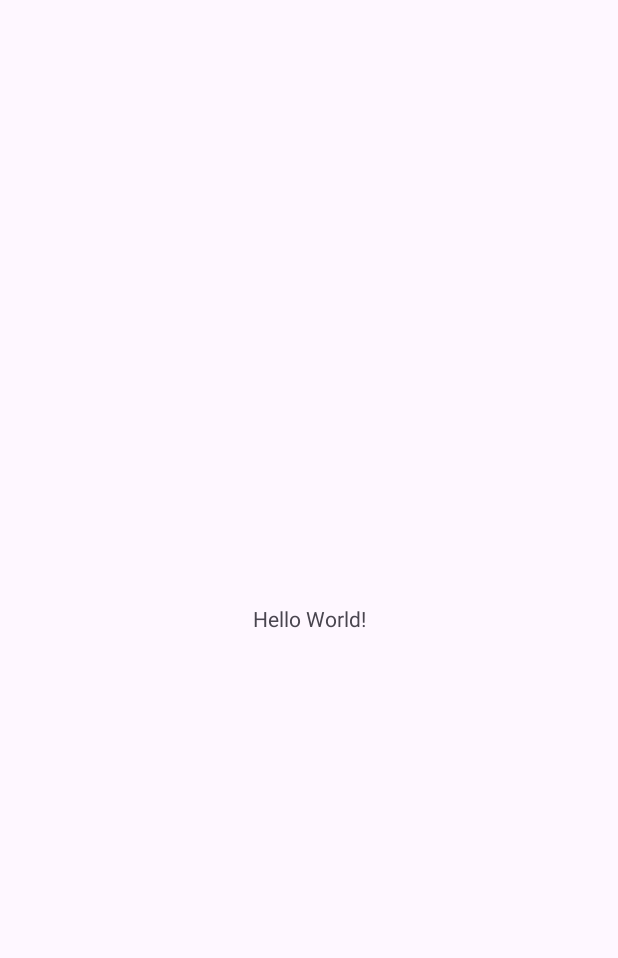
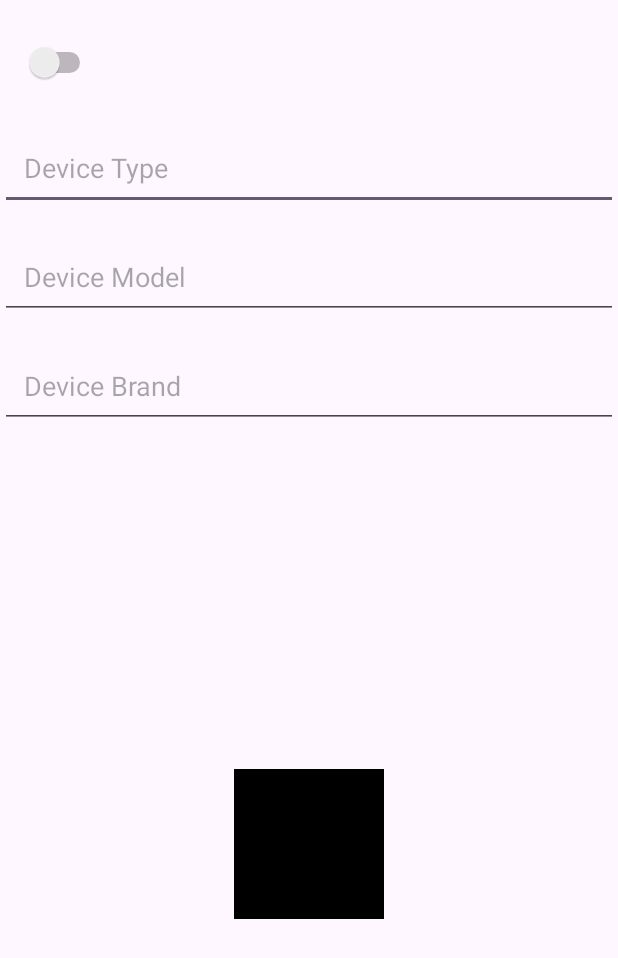
Before and after one commit to UAdant/INT20HSG2, an Android app: the screen it shows after launch (MainActivity), on a phone screen of 412 x 824 dp. Before the commit the part shown is almost empty. Shown: the top 958 px of the screen. Run offline under Robolectric (Android 15) with nearby library versions, the light colour scheme and no system bars.

Commit message:
create main_activity and DeviceIsNotFound.xml

```diff
--- a/app/build.gradle.kts
+++ b/app/build.gradle.kts
@@ -1,5 +1,6 @@
 plugins {
     id("com.android.application")
+    id("com.google.gms.google-services")
 }
 
 android {
@@ -33,6 +34,7 @@ dependencies {
     implementation("androidx.appcompat:appcompat:1.6.1")
     implementation("com.google.android.material:material:1.11.0")
     implementation("androidx.constraintlayout:constraintlayout:2.1.4")
+    implementation("com.google.firebase:firebase-firestore:24.10.3")
     testImplementation("junit:junit:4.13.2")
     androidTestImplementation("androidx.test.ext:junit:1.1.5")
     androidTestImplementation("androidx.test.espresso:espresso-core:3.5.1")
--- a/app/src/main/AndroidManifest.xml
+++ b/app/src/main/AndroidManifest.xml
@@ -13,6 +13,9 @@
         android:theme="@style/Theme.INT20HSG2"
         tools:targetApi="31">
         <activity
+            android:name=".DeviceIsNotFound"
+            android:exported="false" />
+        <activity
             android:name=".MainActivity"
             android:exported="true">
             <intent-filter>
--- a/app/src/main/java/com/example/int20hsg2/MainActivity.java
+++ b/app/src/main/java/com/example/int20hsg2/MainActivity.java
@@ -1,14 +1,30 @@
 package com.example.int20hsg2;
+import androidx.appcompat.app.AppCompatActivity;
+import android.content.Intent;
+import android.os.Bundle;
+import android.view.View;
+import android.widget.ImageButton;
 
-import androidx.appcompat.app.AppCompatActivity;
-
-import android.os.Bundle;
-
+import com.example.int20hsg2.R;
+//asd
 public class MainActivity extends AppCompatActivity {
 
     @Override
     protected void onCreate(Bundle savedInstanceState) {
         super.onCreate(savedInstanceState);
         setContentView(R.layout.activity_main);
+
+        // Знаходимо кнопку searchButton за її ідентифікатором
+        ImageButton searchButton = findViewById(R.id.searchButton);
+
+        // Додаємо обробник натискання для кнопки searchButton
+        searchButton.setOnClickListener(new View.OnClickListener() {
+            @Override
+            public void onClick(View v) {
+                // Відкриваємо нову активність DeviceNotFoundActivity
+                Intent intent = new Intent(MainActivity.this, DeviceIsNotFound.class);
+                startActivity(intent);
+            }
+        });
     }
 }
--- a/app/src/main/res/layout/activity_main.xml
+++ b/app/src/main/res/layout/activity_main.xml
@@ -6,13 +6,77 @@
     android:layout_height="match_parent"
     tools:context=".MainActivity">
 
-    <TextView
+    <EditText
+        android:id="@+id/device_type"
+        android:layout_width="0dp"
+        android:layout_height="wrap_content"
+        android:hint="Device Type"
+        android:padding="16dp"
+        app:layout_constraintStart_toStartOf="parent"
+        app:layout_constraintEnd_toEndOf="parent"
+        app:layout_constraintTop_toBottomOf="@id/darkmode_switch"
+        android:layout_marginTop="16dp"/>
+
+    <EditText
+        android:id="@+id/device_model"
+        android:layout_width="0dp"
+        android:layout_height="wrap_content"
+        android:hint="Device Model"
+        android:padding="16dp"
+        app:layout_constraintStart_toStartOf="parent"
+        app:layout_constraintEnd_toEndOf="parent"
+        app:layout_constraintTop_toBottomOf="@id/device_type"
+        android:layout_marginTop="16dp"/>
+
+    <EditText
+        android:id="@+id/device_brand"
+        android:layout_width="0dp"
+        android:layout_height="wrap_content"
+        android:hint="Device Brand"
+        android:padding="16dp"
+        app:layout_constraintStart_toStartOf="parent"
+        app:layout_constraintEnd_toEndOf="parent"
+        app:layout_constraintTop_toBottomOf="@id/device_model"
+        android:layout_marginTop="16dp"/>
+
+    <ImageButton
+        android:id="@+id/backButton"
+        android:layout_width="94dp"
+        android:layout_height="54dp"
+        android:layout_marginTop="16dp"
+        android:layout_marginEnd="20dp"
+        android:background="?android:selectableItemBackground"
+        android:contentDescription="Back"
+        android:padding="16dp"
+        app:layout_constraintEnd_toEndOf="parent"
+        app:layout_constraintTop_toTopOf="parent" />
+
+    <ImageButton
+        android:id="@+id/searchButton"
+        android:layout_width="100dp"
+        android:layout_height="100dp"
+        android:contentDescription="Search"
+        android:background="@color/black"
+        app:layout_constraintBottom_toBottomOf="parent"
+        app:layout_constraintTop_toBottomOf="@id/device_brand"
+        app:layout_constraintHorizontal_bias="0.5"
+        app:layout_constraintStart_toStartOf="parent"
+        app:layout_constraintEnd_toEndOf="parent"
+        android:layout_marginTop="16dp"/>
+
+
+
+    <Switch
+        android:id="@+id/darkmode_switch"
         android:layout_width="wrap_content"
         android:layout_height="wrap_content"
-        android:text="Hello World!"
-        app:layout_constraintBottom_toBottomOf="parent"
-        app:layout_constraintEnd_toEndOf="parent"
+        android:textOff="White Mode"
+        android:textOn="Dark Mode"
+        android:padding="16dp"
         app:layout_constraintStart_toStartOf="parent"
-        app:layout_constraintTop_toTopOf="parent" />
+        app:layout_constraintTop_toTopOf="parent"
+        android:layout_marginTop="16dp"
+        android:layout_marginEnd="16dp"
+        tools:ignore="UseSwitchCompatOrMaterialXml" />
 
 </androidx.constraintlayout.widget.ConstraintLayout>
--- a/build.gradle.kts
+++ b/build.gradle.kts
@@ -1,3 +1,8 @@
+buildscript {
+    dependencies {
+        classpath("com.google.gms:google-services:4.4.1")
+    }
+}
 // Top-level build file where you can add configuration options common to all sub-projects/modules.
 plugins {
     id("com.android.application") version "8.2.2" apply false
```
Also changed, not shown: app/src/main/java/com/example/int20hsg2/DeviceIsNotFound.java (added, +14 -0 lines), app/src/main/res/layout/activity_device_is_not_found.xml (added, +44 -0 lines), 1 other file.
